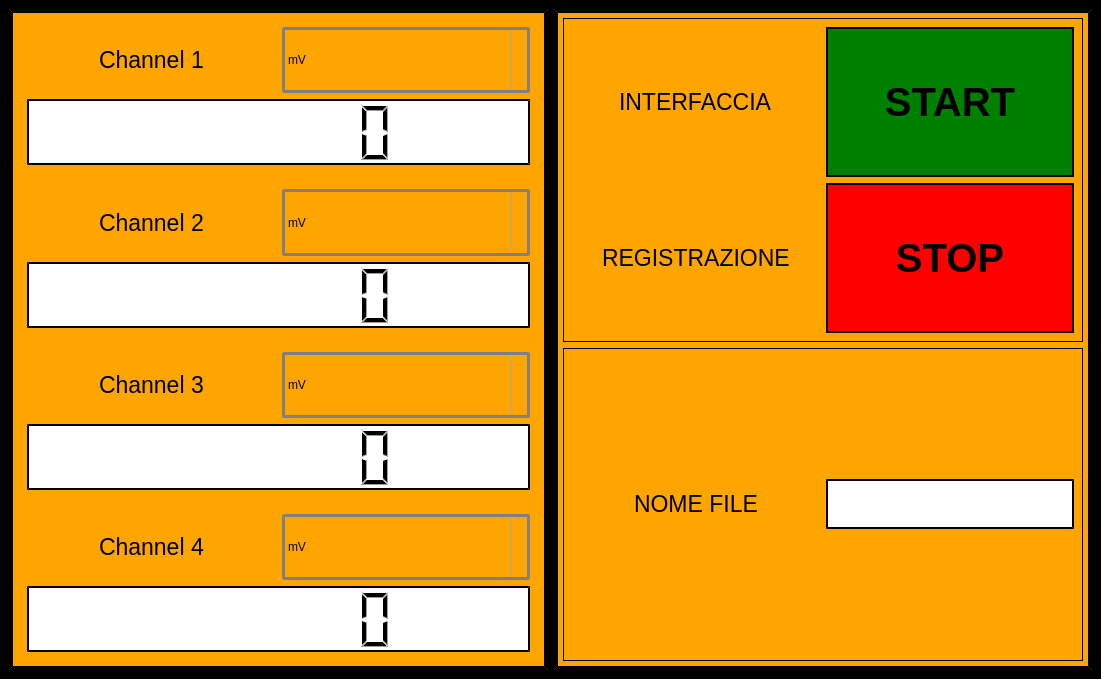
The window that Qt Creator/QT_Creator_App_testing.ui (Mixer97/tesi_triennale) describes before a commit, drawn with Qt 5.
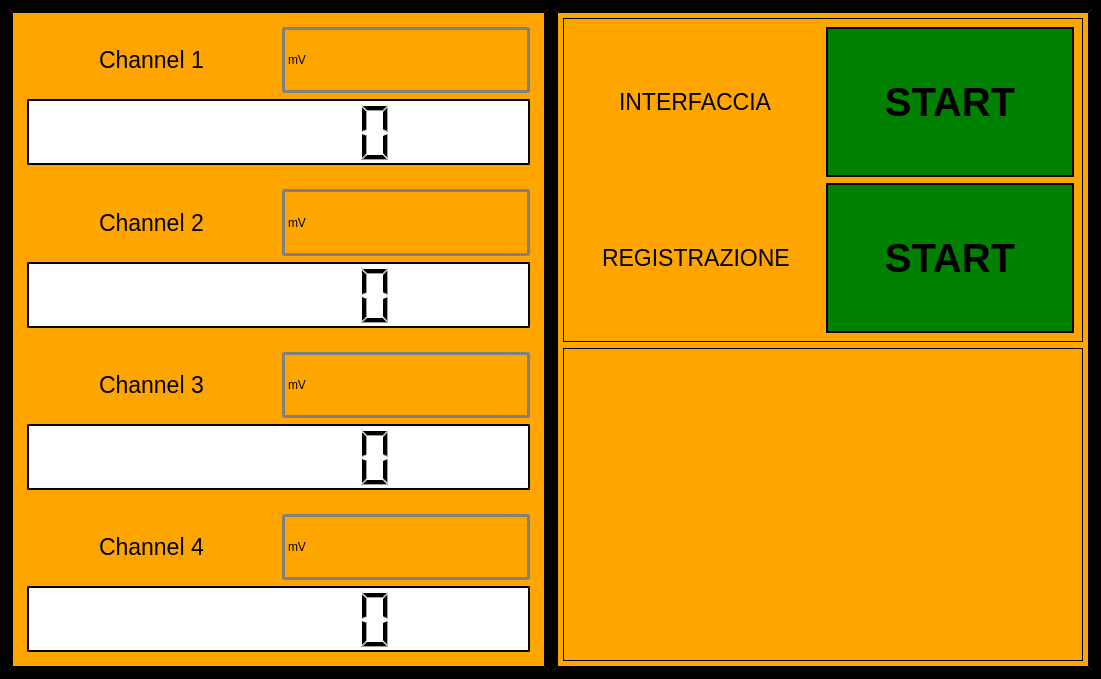
The same window after the commit. Icons and pictures are not drawn.

What changed in the file:
```diff
--- a/Qt Creator/QT_Creator_App_testing.ui
+++ b/Qt Creator/QT_Creator_App_testing.ui
@@ -826,15 +826,18 @@
                   </property>
                   <property name="styleSheet">
                    <string notr="true">QWidget {
-	background-color:red; 
+	background-color:green; 
 	border-style: outset;
     border-width: 2px;
     border-color: black;
 }
+QPushButton{
+	color: rgb(0,0,0);
+}
 </string>
                   </property>
                   <property name="text">
-                   <string>STOP</string>
+                   <string>START</string>
                   </property>
                  </widget>
                 </item>
@@ -860,54 +863,7 @@
              </property>
              <layout class="QVBoxLayout" name="verticalLayout_16">
               <item>
-               <layout class="QHBoxLayout" name="horizontalLayout_9">
-                <item alignment="Qt::AlignHCenter|Qt::AlignVCenter">
-                 <widget class="QLabel" name="label_nomeFile">
-                  <property name="font">
-                   <font>
-                    <pointsize>17</pointsize>
-                   </font>
-                  </property>
-                  <property name="styleSheet">
-                   <string notr="true">QWidget {
-	background-color:orange; 
-	border-style: outset;
-    border-width: 0px;
-    border-color: black;
-}
-</string>
-                  </property>
-                  <property name="text">
-                   <string>NOME FILE</string>
-                  </property>
-                 </widget>
-                </item>
-                <item>
-                 <widget class="QLineEdit" name="lineEdit_nomeFile">
-                  <property name="sizePolicy">
-                   <sizepolicy hsizetype="Preferred" vsizetype="Fixed">
-                    <horstretch>0</horstretch>
-                    <verstretch>0</verstretch>
-                   </sizepolicy>
-                  </property>
-                  <property name="maximumSize">
-                   <size>
-                    <width>300</width>
-                    <height>50</height>
-                   </size>
-                  </property>
-                  <property name="styleSheet">
-                   <string notr="true">QWidget {
-	background-color:white; 
-	border-style: outset;
-    border-width: 2px;
-    border-color: black;
-}
-</string>
-                  </property>
-                 </widget>
-                </item>
-               </layout>
+               <layout class="QHBoxLayout" name="horizontalLayout_9"/>
               </item>
               <item>
                <layout class="QVBoxLayout" name="verticalLayout_19"/>
```
Left out of the diff: 61 changed lines with no effect on the pictures.
